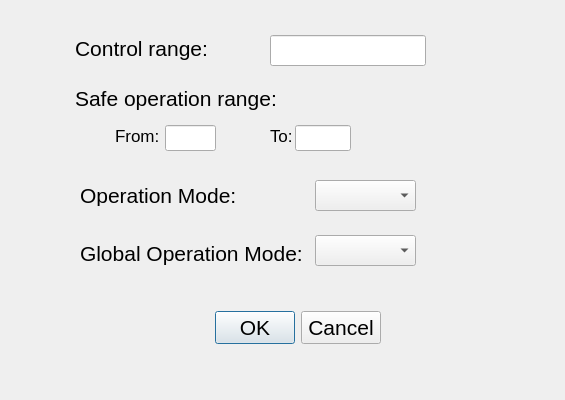
Qt form m_monitron_0_0/edit_control_op.ui (StokeDude18/m_monitron) before a commit.
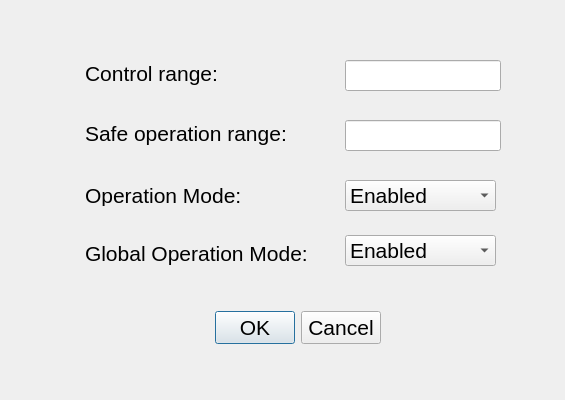
The same form after that commit.

What changed in the file:
```diff
--- a/m_monitron_0_0/edit_control_op.ui
+++ b/m_monitron_0_0/edit_control_op.ui
@@ -42,9 +42,9 @@
   <widget class="QLabel" name="l_Alarm_Range">
    <property name="geometry">
     <rect>
-     <x>75</x>
-     <y>85</y>
-     <width>211</width>
+     <x>85</x>
+     <y>120</y>
+     <width>236</width>
      <height>26</height>
     </rect>
    </property>
@@ -57,63 +57,12 @@
     <string>Safe operation range:</string>
    </property>
   </widget>
-  <widget class="QLineEdit" name="tb_Upper_Limit">
-   <property name="geometry">
-    <rect>
-     <x>295</x>
-     <y>125</y>
-     <width>56</width>
-     <height>26</height>
-    </rect>
-   </property>
-   <property name="font">
-    <font>
-     <pointsize>16</pointsize>
-    </font>
-   </property>
-  </widget>
-  <widget class="QLabel" name="l_Upper_limit">
-   <property name="geometry">
-    <rect>
-     <x>270</x>
-     <y>125</y>
-     <width>26</width>
-     <height>21</height>
-    </rect>
-   </property>
-   <property name="font">
-    <font>
-     <pointsize>13</pointsize>
-    </font>
-   </property>
-   <property name="text">
-    <string>To:</string>
-   </property>
-  </widget>
-  <widget class="QLabel" name="l_Down_Limit">
-   <property name="geometry">
-    <rect>
-     <x>115</x>
-     <y>125</y>
-     <width>46</width>
-     <height>21</height>
-    </rect>
-   </property>
-   <property name="font">
-    <font>
-     <pointsize>13</pointsize>
-    </font>
-   </property>
-   <property name="text">
-    <string>From:</string>
-   </property>
-  </widget>
   <widget class="QLabel" name="l_COntrol_Range">
    <property name="geometry">
     <rect>
-     <x>75</x>
-     <y>35</y>
-     <width>146</width>
+     <x>85</x>
+     <y>60</y>
+     <width>161</width>
      <height>26</height>
     </rect>
    </property>
@@ -130,9 +79,9 @@
   <widget class="QLabel" name="l_GOP_Mode">
    <property name="geometry">
     <rect>
-     <x>80</x>
+     <x>85</x>
      <y>240</y>
-     <width>231</width>
+     <width>261</width>
      <height>26</height>
     </rect>
    </property>
@@ -148,8 +97,8 @@
   <widget class="QLineEdit" name="tb_Control_Range">
    <property name="geometry">
     <rect>
-     <x>270</x>
-     <y>35</y>
+     <x>345</x>
+     <y>60</y>
      <width>156</width>
      <height>31</height>
     </rect>
@@ -161,27 +110,12 @@
     </font>
    </property>
   </widget>
-  <widget class="QLineEdit" name="tb_Lowe_Limit">
-   <property name="geometry">
-    <rect>
-     <x>165</x>
-     <y>125</y>
-     <width>51</width>
-     <height>26</height>
-    </rect>
-   </property>
-   <property name="font">
-    <font>
-     <pointsize>16</pointsize>
-    </font>
-   </property>
-  </widget>
   <widget class="QComboBox" name="cb_GOP_Mode">
    <property name="geometry">
     <rect>
-     <x>315</x>
+     <x>345</x>
      <y>235</y>
-     <width>101</width>
+     <width>151</width>
      <height>31</height>
     </rect>
    </property>
@@ -190,11 +124,21 @@
      <pointsize>16</pointsize>
     </font>
    </property>
+   <item>
+    <property name="text">
+     <string>Enabled</string>
+    </property>
+   </item>
+   <item>
+    <property name="text">
+     <string>Disabled</string>
+    </property>
+   </item>
   </widget>
   <widget class="QLabel" name="l_OP_Mode">
    <property name="geometry">
     <rect>
-     <x>80</x>
+     <x>85</x>
      <y>185</y>
      <width>176</width>
      <height>21</height>
@@ -212,15 +156,41 @@
   <widget class="QComboBox" name="comboBox">
    <property name="geometry">
     <rect>
-     <x>315</x>
+     <x>345</x>
      <y>180</y>
-     <width>101</width>
+     <width>151</width>
      <height>31</height>
     </rect>
    </property>
    <property name="font">
     <font>
      <pointsize>16</pointsize>
+    </font>
+   </property>
+   <item>
+    <property name="text">
+     <string>Enabled</string>
+    </property>
+   </item>
+   <item>
+    <property name="text">
+     <string>Disabled</string>
+    </property>
+   </item>
+  </widget>
+  <widget class="QLineEdit" name="tb_New_Alarm_Range">
+   <property name="geometry">
+    <rect>
+     <x>345</x>
+     <y>120</y>
+     <width>156</width>
+     <height>31</height>
+    </rect>
+   </property>
+   <property name="font">
+    <font>
+     <pointsize>14</pointsize>
+     <italic>true</italic>
     </font>
    </property>
   </widget>
```
Left out of the diff: 4 changed lines with no effect on the pictures.
